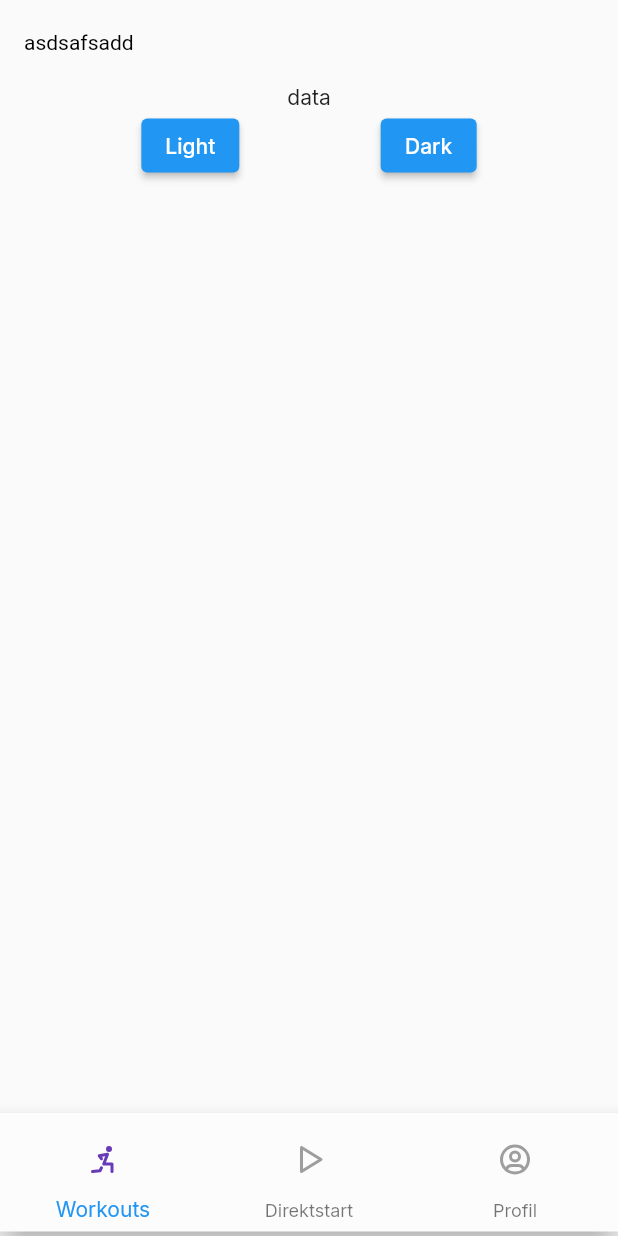
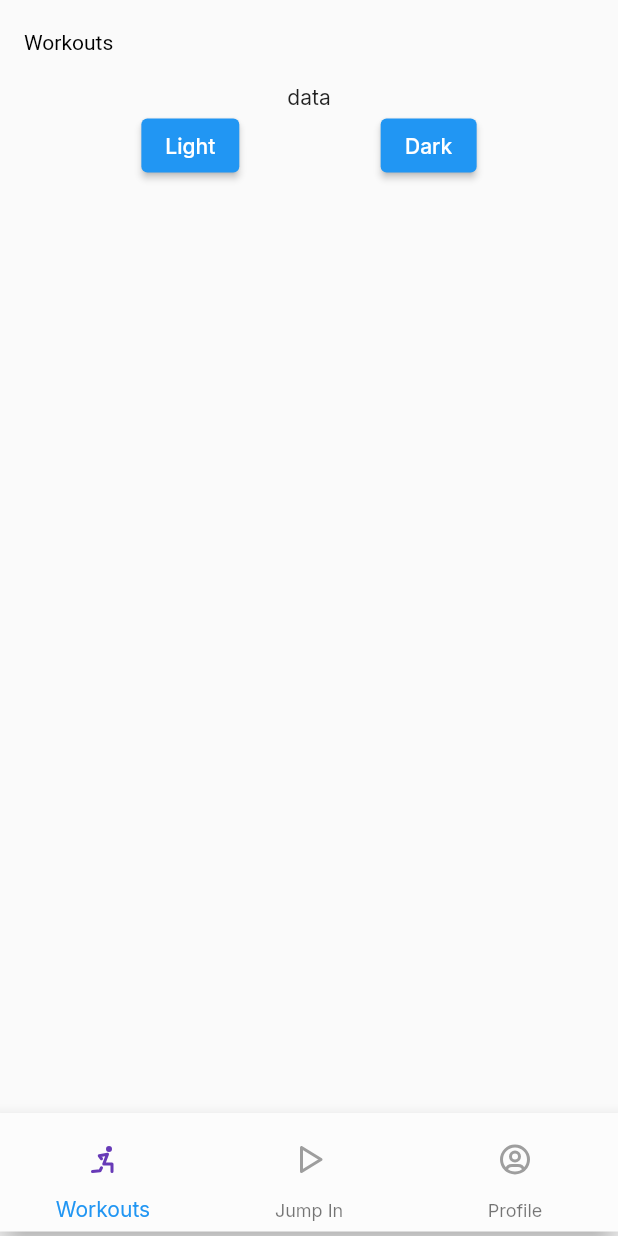
Before and after one commit to NkITaa/interval_timer, a Flutter app: the screen it shows after launch, on a phone screen of 412 x 824 dp. Run offline on Flutter 3.47's test engine with Material 2 defaults, Android fonts, the phone set to English and light mode, and no system bars; our stand-ins replace flutter_tabler_icons, google_fonts; generated files the repository leaves out were written again.

Commit message:
translation mechanism

```diff
--- /dev/null
+++ b/l10n.yaml
@@ -0,0 +1,3 @@
+arb-dir: lib/l10n
+template-arb-file: app_en.arb
+output-localization-file: app_localizations.dart
--- /dev/null
+++ b/lib/l10n/app_de.arb
@@ -0,0 +1,5 @@
+{
+  "title_workouts": "Workouts",
+  "title_jump_in": "Direktstart",
+  "title_profile": "Profil"
+}
--- /dev/null
+++ b/lib/l10n/app_en.arb
@@ -0,0 +1,5 @@
+{
+    "title_workouts": "Workouts",
+    "title_jump_in": "Jump In",
+    "title_profile": "Profile"
+}
--- a/lib/main.dart
+++ b/lib/main.dart
@@ -1,6 +1,8 @@
+import 'package:flutter/cupertino.dart';
 import 'package:flutter/material.dart';
 import 'package:interval_timer/pages/home.dart';
 import 'package:google_fonts/google_fonts.dart';
+import 'package:flutter_gen/gen_l10n/app_localizations.dart';
 import 'const.dart';
 
 void main() {
@@ -25,14 +27,15 @@ class _MyAppState extends State<MyApp> {
     return MaterialApp(
       title: 'Interval Timer',
       debugShowCheckedModeBanner: false,
+      localizationsDelegates: AppLocalizations.localizationsDelegates,
+      supportedLocales: AppLocalizations.supportedLocales,
       theme: ThemeData(
         bottomNavigationBarTheme:
             const BottomNavigationBarThemeData(backgroundColor: lightNeutral0),
         appBarTheme: const AppBarTheme(
             backgroundColor: Colors.transparent,
             shadowColor: Colors.transparent,
-            titleTextStyle: TextStyle(color: Colors.black)
-        ),
+            titleTextStyle: TextStyle(color: Colors.black)),
         textTheme: GoogleFonts.interTextTheme(Theme.of(context).textTheme),
       ),
       darkTheme: ThemeData(
--- a/lib/pages/direct_start.dart
+++ b/lib/pages/direct_start.dart
@@ -1,4 +1,5 @@
 import 'package:flutter/material.dart';
+import 'package:flutter_gen/gen_l10n/app_localizations.dart';
 
 class DirectStart extends StatelessWidget {
   const DirectStart({super.key});
@@ -6,7 +7,7 @@ class DirectStart extends StatelessWidget {
   @override
   Widget build(BuildContext context) {
     return  Scaffold(
-      appBar: AppBar(title: Text("data"),),
+      appBar: AppBar(title: Text(AppLocalizations.of(context)!.title_jump_in),),
       body: Text("data"),
     );
   }
--- a/lib/pages/home.dart
+++ b/lib/pages/home.dart
@@ -3,8 +3,7 @@ import 'package:interval_timer/pages/direct_start.dart';
 import 'package:interval_timer/pages/profile.dart';
 import 'package:interval_timer/pages/workouts.dart';
 import 'package:flutter_tabler_icons/flutter_tabler_icons.dart';
-
-import '../const.dart';
+import 'package:flutter_gen/gen_l10n/app_localizations.dart';
 import '../widgets/hide_widgets_on_scroll.dart';
 
 class Home extends StatefulWidget {
@@ -48,7 +47,7 @@ class _HomeState extends State<Home> {
                       TablerIcons.stretching,
                       color: screenIndex == 0 ? Colors.deepPurple : Colors.grey,
                     )),
-                label: "Workouts"),
+                label: AppLocalizations.of(context)!.title_workouts),
             BottomNavigationBarItem(
                 icon: IconButton(
                     onPressed: () => setState(() {
@@ -58,7 +57,7 @@ class _HomeState extends State<Home> {
                       TablerIcons.player_play,
                       color: screenIndex == 1 ? Colors.deepPurple : Colors.grey,
                     )),
-                label: "Direktstart"),
+                label: AppLocalizations.of(context)!.title_jump_in),
             BottomNavigationBarItem(
               icon: Column(
                 children: [
@@ -73,7 +72,7 @@ class _HomeState extends State<Home> {
                       )),
                 ],
               ),
-              label: "Profil",
+              label: AppLocalizations.of(context)!.title_profile,
             ),
           ],
         ),
--- a/lib/pages/profile.dart
+++ b/lib/pages/profile.dart
@@ -1,4 +1,5 @@
 import 'package:flutter/material.dart';
+import 'package:flutter_gen/gen_l10n/app_localizations.dart';
 
 class Profile extends StatelessWidget {
   const Profile({super.key});
@@ -6,7 +7,7 @@ class Profile extends StatelessWidget {
   @override
   Widget build(BuildContext context) {
     return Scaffold(
-      appBar: AppBar(title: Text("asdasd"),),
+      appBar: AppBar(title: Text(AppLocalizations.of(context)!.title_profile),),
       body: Text("data"),
     );
   }
--- a/lib/pages/workouts.dart
+++ b/lib/pages/workouts.dart
@@ -1,4 +1,5 @@
 import 'package:flutter/material.dart';
+import 'package:flutter_gen/gen_l10n/app_localizations.dart';
 
 import '../main.dart';
 
@@ -8,7 +9,7 @@ class Workouts extends StatelessWidget {
   @override
   Widget build(BuildContext context) {
     return Scaffold(
-      appBar: AppBar(title: const Text("asdsafsadd"),),
+      appBar: AppBar(title: Text(AppLocalizations.of(context)!.title_workouts),),
       body: Column(
         children: [
           const Text("data"),
```
Also changed, not shown: pubspec.yaml (+4 -14 lines), pubspec.lock, 2 other files.
